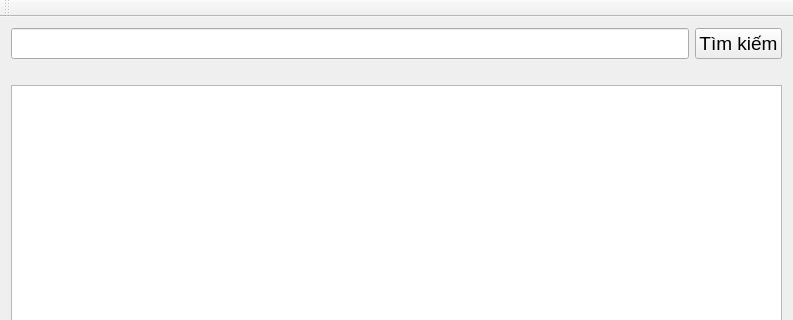
Old version of the form mainwindow.ui in the repository jindojojin/Gui-for-sublist3r-in-window-vietnam-version-; both pictures show x 0 to 793 and y 0 to 320 of the 793 by 539 pixel window.
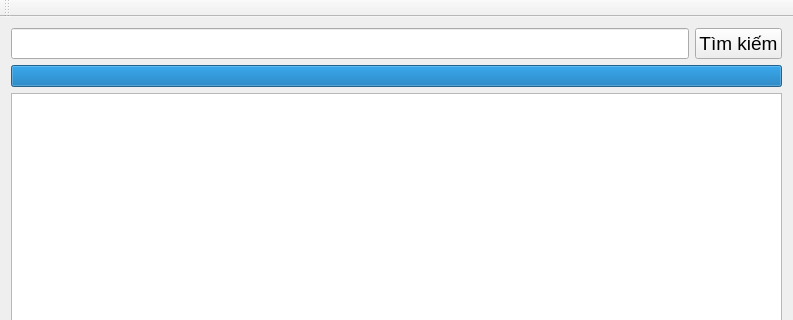
New version of the form.

Patch:
```diff
--- a/mainwindow.ui
+++ b/mainwindow.ui
@@ -46,13 +46,22 @@
       </property>
      </widget>
     </item>
-    <item row="2" column="0" colspan="2">
+    <item row="4" column="0" colspan="2">
      <widget class="QTableView" name="tableView"/>
     </item>
-    <item row="1" column="0">
-     <widget class="QLabel" name="label">
-      <property name="text">
-       <string/>
+    <item row="1" column="0" colspan="2">
+     <widget class="QProgressBar" name="progressBar">
+      <property name="minimum">
+       <number>0</number>
+      </property>
+      <property name="value">
+       <number>100</number>
+      </property>
+      <property name="textVisible">
+       <bool>false</bool>
+      </property>
+      <property name="format">
+       <string notr="true"/>
       </property>
      </widget>
     </item>
```
